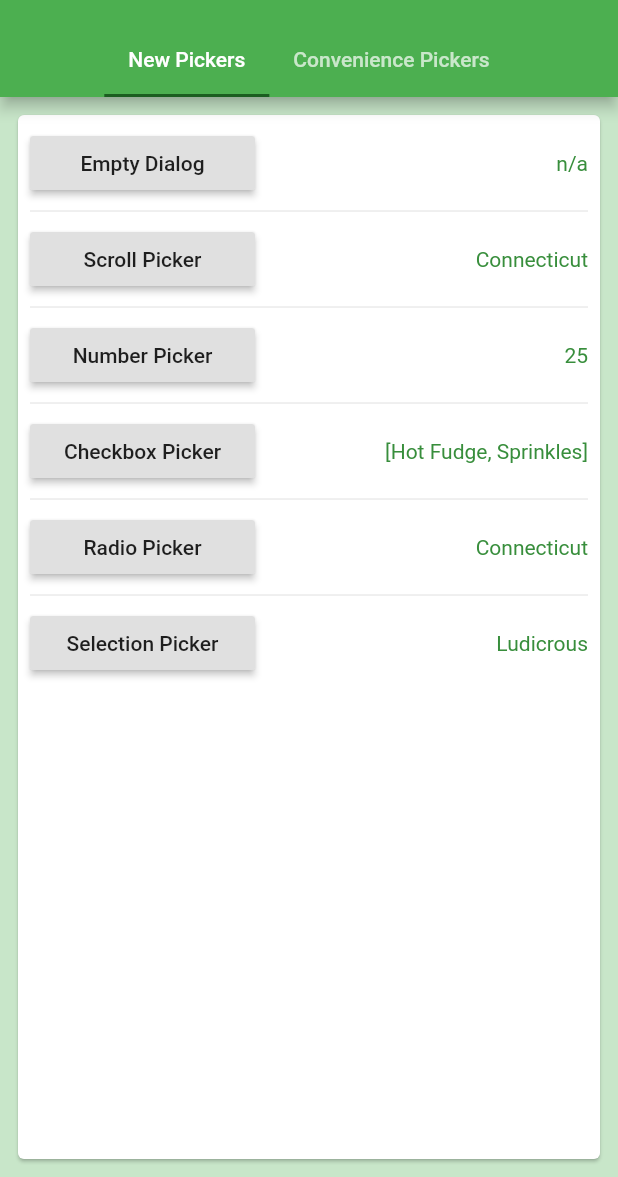
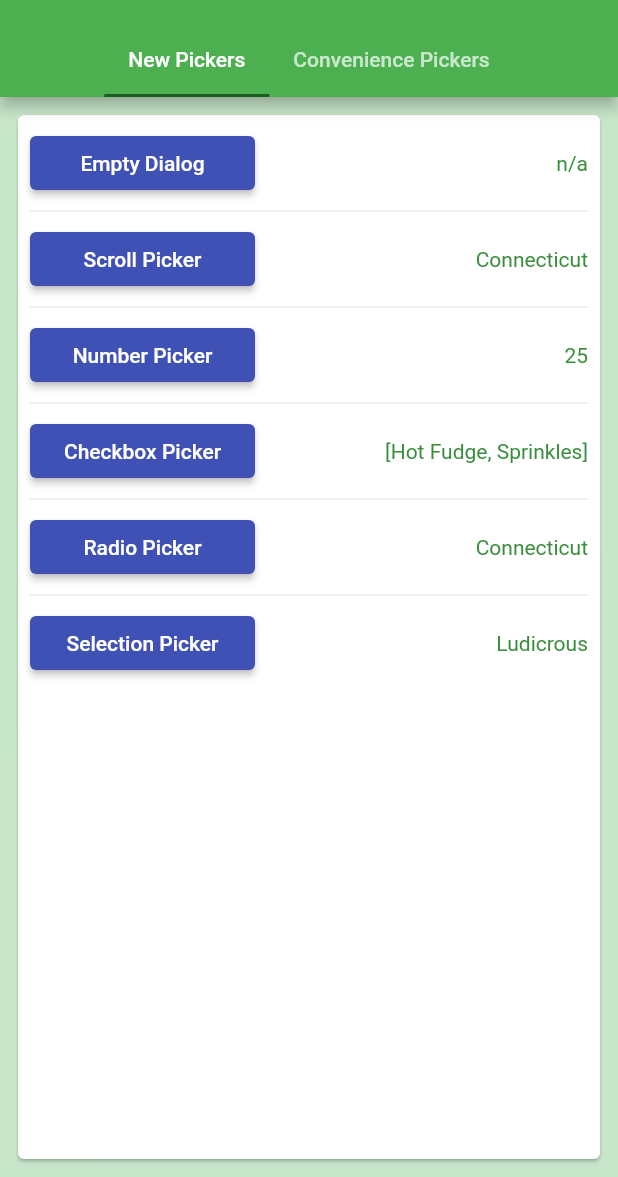
Before and after one commit to codegrue/flutter_material_pickers, a Flutter app: the screen it shows after launch, on a phone screen of 412 x 824 dp, the part 59-1236 px from its top. Run offline on Flutter 3.47's test engine with Material 2 defaults, Android fonts, the phone set to English and light mode, and no system bars; our stand-ins replace dynamic_theme, file_picker, flutter_colorpicker.

Commit message:
more depracation replacement

```diff
--- a/example/lib/main.dart
+++ b/example/lib/main.dart
@@ -152,7 +152,7 @@ class _TestPageState extends State<TestPage> {
       children: <Widget>[
         Container(
           width: 150.0,
-          child: RaisedButton(
+          child: ElevatedButton(
             child: Text("Empty Dialog"),
             onPressed: () => showMaterialResponsiveDialog(
               context: context,
@@ -206,7 +206,7 @@ class _TestPageState extends State<TestPage> {
       children: <Widget>[
         Container(
           width: 150.0,
-          child: RaisedButton(
+          child: ElevatedButton(
             child: Text("Scroll Picker"),
             onPressed: () => showMaterialScrollPicker(
               context: context,
@@ -236,7 +236,7 @@ class _TestPageState extends State<TestPage> {
       children: <Widget>[
         Container(
           width: 150.0,
-          child: RaisedButton(
+          child: ElevatedButton(
             child: Text("Number Picker"),
             onPressed: () => showMaterialNumberPicker(
               context: context,
@@ -266,7 +266,7 @@ class _TestPageState extends State<TestPage> {
       children: <Widget>[
         Container(
           width: 150.0,
-          child: RaisedButton(
+          child: ElevatedButton(
             child: Text("Checkbox Picker"),
             onPressed: () => showMaterialCheckboxPicker(
               context: context,
@@ -293,7 +293,7 @@ class _TestPageState extends State<TestPage> {
       children: <Widget>[
         Container(
           width: 150.0,
-          child: RaisedButton(
+          child: ElevatedButton(
             child: Text("Radio Picker"),
             onPressed: () => showMaterialRadioPicker(
               context: context,
@@ -320,7 +320,7 @@ class _TestPageState extends State<TestPage> {
       children: <Widget>[
         Container(
           width: 150.0,
-          child: RaisedButton(
+          child: ElevatedButton(
             child: Text("Selection Picker"),
             onPressed: () => showMaterialSelectionPicker(
               context: context,
@@ -347,7 +347,7 @@ class _TestPageState extends State<TestPage> {
       children: <Widget>[
         Container(
           width: 150.0,
-          child: RaisedButton(
+          child: ElevatedButton(
             child: Text("Time Picker"),
             onPressed: () => showMaterialTimePicker(
               context: context,
@@ -371,7 +371,7 @@ class _TestPageState extends State<TestPage> {
       children: <Widget>[
         Container(
           width: 150.0,
-          child: RaisedButton(
+          child: ElevatedButton(
             child: Text("Date Picker"),
             onPressed: () => showMaterialDatePicker(
               context: context,
@@ -395,7 +395,7 @@ class _TestPageState extends State<TestPage> {
       children: <Widget>[
         Container(
           width: 150.0,
-          child: RaisedButton(
+          child: ElevatedButton(
             child: Text("Color Picker"),
             onPressed: () => showMaterialColorPicker(
               context: context,
@@ -421,7 +421,7 @@ class _TestPageState extends State<TestPage> {
       children: <Widget>[
         Container(
           width: 150.0,
-          child: RaisedButton(
+          child: ElevatedButton(
             child: Text("Palette Picker"),
             onPressed: () => showMaterialPalettePicker(
               context: context,
@@ -447,7 +447,7 @@ class _TestPageState extends State<TestPage> {
       children: <Widget>[
         Container(
           width: 150.0,
-          child: RaisedButton(
+          child: ElevatedButton(
             child: Text("Swatch Picker"),
             onPressed: () => showMaterialSwatchPicker(
               context: context,
```
